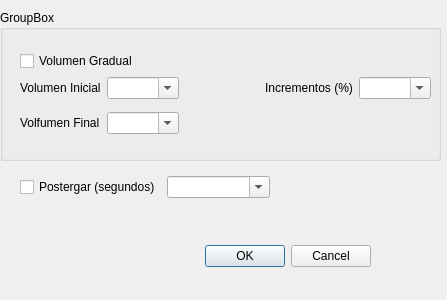
Qt form options.ui (evgom/Alarma2) before a commit.
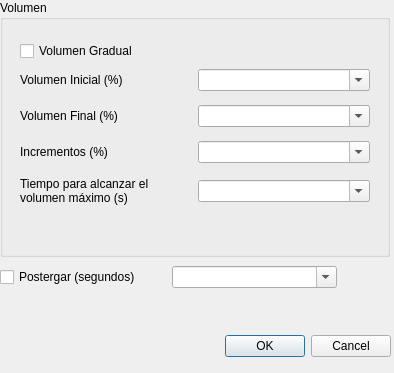
The same form after that commit.

Patch:
```diff
--- a/options.ui
+++ b/options.ui
@@ -6,8 +6,8 @@
    <rect>
     <x>0</x>
     <y>0</y>
-    <width>447</width>
-    <height>300</height>
+    <width>394</width>
+    <height>373</height>
    </rect>
   </property>
   <property name="windowTitle">
@@ -16,8 +16,8 @@
   <widget class="QDialogButtonBox" name="buttonBox">
    <property name="geometry">
     <rect>
-     <x>30</x>
-     <y>240</y>
+     <x>50</x>
+     <y>330</y>
      <width>341</width>
      <height>32</height>
     </rect>
@@ -33,13 +33,13 @@
    <property name="geometry">
     <rect>
      <x>0</x>
-     <y>10</y>
-     <width>441</width>
-     <height>151</height>
+     <y>0</y>
+     <width>390</width>
+     <height>257</height>
     </rect>
    </property>
    <property name="title">
-    <string>GroupBox</string>
+    <string>Volumen</string>
    </property>
    <widget class="QCheckBox" name="CHKvolGradual">
     <property name="geometry">
@@ -54,70 +54,90 @@
      <string>Volumen Gradual</string>
     </property>
    </widget>
-   <widget class="QWidget" name="layoutWidget">
+   <widget class="QWidget" name="">
     <property name="geometry">
      <rect>
       <x>20</x>
-      <y>60</y>
-      <width>411</width>
-      <height>72</height>
+      <y>61</y>
+      <width>350</width>
+      <height>156</height>
      </rect>
     </property>
-    <layout class="QGridLayout" name="gridLayout">
-     <item row="0" column="1">
+    <layout class="QVBoxLayout" name="verticalLayout">
+     <item>
+      <layout class="QHBoxLayout" name="horizontalLayout_4">
+       <item>
+        <widget class="QLabel" name="label">
+         <property name="text">
+          <string>Volumen Inicial (%)</string>
+         </property>
+        </widget>
+       </item>
+       <item>
       <widget class="QComboBox" name="CBvolIni">
        <property name="editable">
         <bool>true</bool>
        </property>
       </widget>
      </item>
-     <item row="0" column="3">
+      </layout>
+     </item>
+     <item>
+      <layout class="QHBoxLayout" name="horizontalLayout_5">
+       <item>
+        <widget class="QLabel" name="label_2">
+         <property name="text">
+          <string>Volumen Final (%)</string>
+         </property>
+        </widget>
+       </item>
+       <item>
+        <widget class="QComboBox" name="CBvolFin">
+         <property name="editable">
+          <bool>true</bool>
+         </property>
+        </widget>
+       </item>
+      </layout>
+     </item>
+     <item>
+      <layout class="QHBoxLayout" name="horizontalLayout_3">
+       <item>
       <widget class="QLabel" name="label_3">
        <property name="text">
         <string>Incrementos (%)</string>
        </property>
       </widget>
      </item>
-     <item row="0" column="0">
-      <widget class="QLabel" name="label">
-       <property name="text">
-        <string>Volumen Inicial</string>
-       </property>
-      </widget>
-     </item>
-     <item row="1" column="1">
-      <widget class="QComboBox" name="CBvolFin">
+       <item>
+        <widget class="QComboBox" name="CBvolInc">
        <property name="editable">
         <bool>true</bool>
        </property>
       </widget>
      </item>
-     <item row="1" column="0">
-      <widget class="QLabel" name="label_2">
+      </layout>
+     </item>
+     <item>
+      <layout class="QHBoxLayout" name="horizontalLayout_2">
+       <item>
+        <widget class="QLabel" name="label_4">
        <property name="text">
-        <string>Volfumen Final</string>
-       </property>
-      </widget>
-     </item>
-     <item row="0" column="2">
-      <spacer name="horizontalSpacer">
-       <property name="orientation">
-        <enum>Qt::Horizontal</enum>
-       </property>
-       <property name="sizeHint" stdset="0">
-        <size>
-         <width>40</width>
-         <height>20</height>
-        </size>
-       </property>
-      </spacer>
-     </item>
-     <item row="0" column="4">
-      <widget class="QComboBox" name="CBincVol">
+          <string>Tiempo para alcanzar el volumen máximo (s)</string>
+         </property>
+         <property name="wordWrap">
+          <bool>true</bool>
+         </property>
+        </widget>
+       </item>
+       <item>
+        <widget class="QComboBox" name="CBtimeMaxVol">
        <property name="editable">
         <bool>true</bool>
        </property>
       </widget>
+       </item>
+      </layout>
      </item>
     </layout>
    </widget>
@@ -125,9 +145,9 @@
   <widget class="QWidget" name="layoutWidget">
    <property name="geometry">
     <rect>
-     <x>20</x>
-     <y>170</y>
-     <width>250</width>
+     <x>0</x>
+     <y>260</y>
+     <width>337</width>
      <height>34</height>
     </rect>
    </property>
```
Lines whose indentation alone changed are shown as unchanged.
